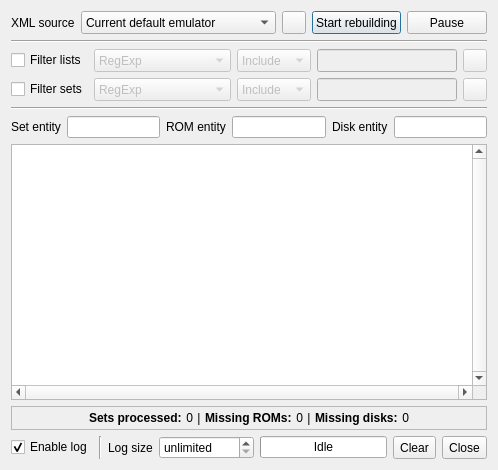
Old version of the form collectionrebuilder.ui in the repository qmc2/qmc2-mame-fe.
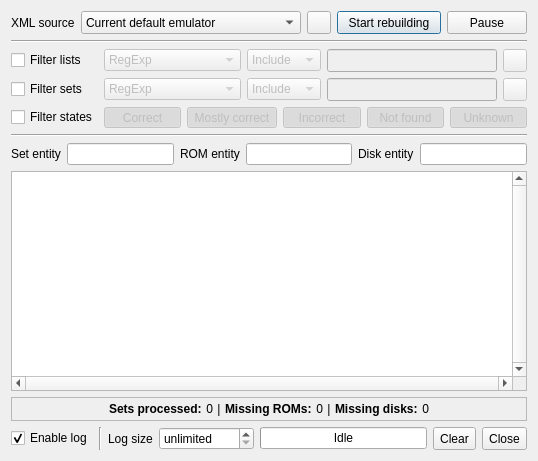
New version of the form. Icons and pictures are not drawn.

Commit message: wip: collection rebuilder: UI preparation for upcoming state filter

The edit to the form file:
```diff
--- a/collectionrebuilder.ui
+++ b/collectionrebuilder.ui
@@ -6,8 +6,8 @@
    <rect>
     <x>0</x>
     <y>0</y>
-    <width>498</width>
-    <height>470</height>
+    <width>538</width>
+    <height>461</height>
    </rect>
   </property>
   <property name="windowTitle">
@@ -344,12 +344,6 @@
        <property name="enabled">
         <bool>false</bool>
        </property>
-       <property name="sizePolicy">
-        <sizepolicy hsizetype="Preferred" vsizetype="Minimum">
-         <horstretch>0</horstretch>
-         <verstretch>0</verstretch>
-        </sizepolicy>
-       </property>
        <property name="toolTip">
         <string>Choose the regular expression syntax</string>
        </property>
@@ -390,12 +384,6 @@
        <property name="enabled">
         <bool>false</bool>
        </property>
-       <property name="sizePolicy">
-        <sizepolicy hsizetype="Preferred" vsizetype="Minimum">
-         <horstretch>0</horstretch>
-         <verstretch>0</verstretch>
-        </sizepolicy>
-       </property>
        <property name="toolTip">
         <string>Select the filter type (include / exclude filter)</string>
        </property>
@@ -462,12 +450,6 @@
        <property name="enabled">
         <bool>false</bool>
        </property>
-       <property name="sizePolicy">
-        <sizepolicy hsizetype="Preferred" vsizetype="Minimum">
-         <horstretch>0</horstretch>
-         <verstretch>0</verstretch>
-        </sizepolicy>
-       </property>
        <property name="toolTip">
         <string>Choose the regular expression syntax</string>
        </property>
@@ -508,12 +490,6 @@
        <property name="enabled">
         <bool>false</bool>
        </property>
-       <property name="sizePolicy">
-        <sizepolicy hsizetype="Preferred" vsizetype="Minimum">
-         <horstretch>0</horstretch>
-         <verstretch>0</verstretch>
-        </sizepolicy>
-       </property>
        <property name="toolTip">
         <string>Select the filter type (include / exclude filter)</string>
        </property>
@@ -565,6 +541,180 @@
        </property>
       </widget>
      </item>
+     <item row="2" column="0">
+      <widget class="QCheckBox" name="checkBoxFilterStates">
+       <property name="toolTip">
+        <string>Enable state filtering (a set is included when its state is checked here)</string>
+       </property>
+       <property name="text">
+        <string>Filter states</string>
+       </property>
+      </widget>
+     </item>
+     <item row="2" column="1" colspan="4">
+      <layout class="QHBoxLayout" name="horizontalLayout_3">
+       <item>
+        <widget class="QToolButton" name="toolButtonStateC">
+         <property name="enabled">
+          <bool>false</bool>
+         </property>
+         <property name="sizePolicy">
+          <sizepolicy hsizetype="Preferred" vsizetype="Minimum">
+           <horstretch>0</horstretch>
+           <verstretch>0</verstretch>
+          </sizepolicy>
+         </property>
+         <property name="toolTip">
+          <string>Include sets with state C (correct)?</string>
+         </property>
+         <property name="text">
+          <string>Correct</string>
+         </property>
+         <property name="icon">
+          <iconset resource="qmc2.qrc">
+           <normaloff>:/data/img/sphere_green.png</normaloff>:/data/img/sphere_green.png</iconset>
+         </property>
+         <property name="checkable">
+          <bool>true</bool>
+         </property>
+         <property name="checked">
+          <bool>true</bool>
+         </property>
+         <property name="toolButtonStyle">
+          <enum>Qt::ToolButtonTextBesideIcon</enum>
+         </property>
+        </widget>
+       </item>
+       <item>
+        <widget class="QToolButton" name="toolButtonStateM">
+         <property name="enabled">
+          <bool>false</bool>
+         </property>
+         <property name="sizePolicy">
+          <sizepolicy hsizetype="Preferred" vsizetype="Minimum">
+           <horstretch>0</horstretch>
+           <verstretch>0</verstretch>
+          </sizepolicy>
+         </property>
+         <property name="toolTip">
+          <string>Include sets with state M (mostly correct)?</string>
+         </property>
+         <property name="text">
+          <string>Mostly correct</string>
+         </property>
+         <property name="icon">
+          <iconset resource="qmc2.qrc">
+           <normaloff>:/data/img/sphere_yellowgreen.png</normaloff>:/data/img/sphere_yellowgreen.png</iconset>
+         </property>
+         <property name="checkable">
+          <bool>true</bool>
+         </property>
+         <property name="checked">
+          <bool>true</bool>
+         </property>
+         <property name="toolButtonStyle">
+          <enum>Qt::ToolButtonTextBesideIcon</enum>
+         </property>
+        </widget>
+       </item>
+       <item>
+        <widget class="QToolButton" name="toolButtonStateI">
+         <property name="enabled">
+          <bool>false</bool>
+         </property>
+         <property name="sizePolicy">
+          <sizepolicy hsizetype="Preferred" vsizetype="Minimum">
+           <horstretch>0</horstretch>
+           <verstretch>0</verstretch>
+          </sizepolicy>
+         </property>
+         <property name="toolTip">
+          <string>Include sets with state I (incorrect)?</string>
+         </property>
+         <property name="text">
+          <string>Incorrect</string>
+         </property>
+         <property name="icon">
+          <iconset resource="qmc2.qrc">
+           <normaloff>:/data/img/sphere_red.png</normaloff>:/data/img/sphere_red.png</iconset>
+         </property>
+         <property name="checkable">
+          <bool>true</bool>
+         </property>
+         <property name="checked">
+          <bool>true</bool>
+         </property>
+         <property name="toolButtonStyle">
+          <enum>Qt::ToolButtonTextBesideIcon</enum>
+         </property>
+        </widget>
+       </item>
+       <item>
+        <widget class="QToolButton" name="toolButtonStateN">
+         <property name="enabled">
+          <bool>false</bool>
+         </property>
+         <property name="sizePolicy">
+          <sizepolicy hsizetype="Preferred" vsizetype="Minimum">
+           <horstretch>0</horstretch>
+           <verstretch>0</verstretch>
+          </sizepolicy>
+         </property>
+         <property name="toolTip">
+          <string>Include sets with state N (not found)?</string>
+         </property>
+         <property name="text">
+          <string>Not found</string>
+         </property>
+         <property name="icon">
+          <iconset resource="qmc2.qrc">
+           <normaloff>:/data/img/sphere_grey.png</normaloff>:/data/img/sphere_grey.png</iconset>
+         </property>
+         <property name="checkable">
+          <bool>true</bool>
+         </property>
+         <property name="checked">
+          <bool>true</bool>
+         </property>
+         <property name="toolButtonStyle">
+          <enum>Qt::ToolButtonTextBesideIcon</enum>
+         </property>
+        </widget>
+       </item>
+       <item>
+        <widget class="QToolButton" name="toolButtonStateU">
+         <property name="enabled">
+          <bool>false</bool>
+         </property>
+         <property name="sizePolicy">
+          <sizepolicy hsizetype="Preferred" vsizetype="Minimum">
+           <horstretch>0</horstretch>
+           <verstretch>0</verstretch>
+          </sizepolicy>
+         </property>
+         <property name="toolTip">
+          <string>Include sets with state U (unknown)?</string>
+         </property>
+         <property name="text">
+          <string>Unknown</string>
+         </property>
+         <property name="icon">
+          <iconset resource="qmc2.qrc">
+           <normaloff>:/data/img/sphere_blue.png</normaloff>:/data/img/sphere_blue.png</iconset>
+         </property>
+         <property name="checkable">
+          <bool>true</bool>
+         </property>
+         <property name="checked">
+          <bool>true</bool>
+         </property>
+         <property name="toolButtonStyle">
+          <enum>Qt::ToolButtonTextBesideIcon</enum>
+         </property>
+        </widget>
+       </item>
+      </layout>
+     </item>
     </layout>
    </item>
   </layout>
```
Left out of the diff: 120 changed lines with no effect on the pictures. The commit also changes 22 other files.
